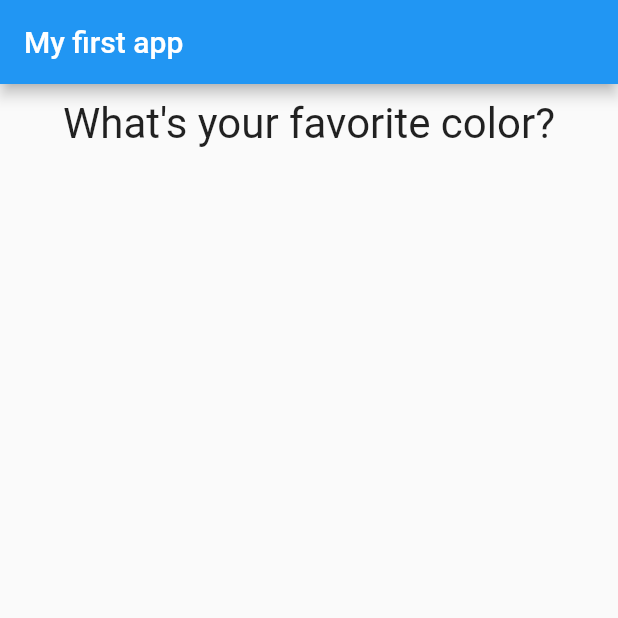
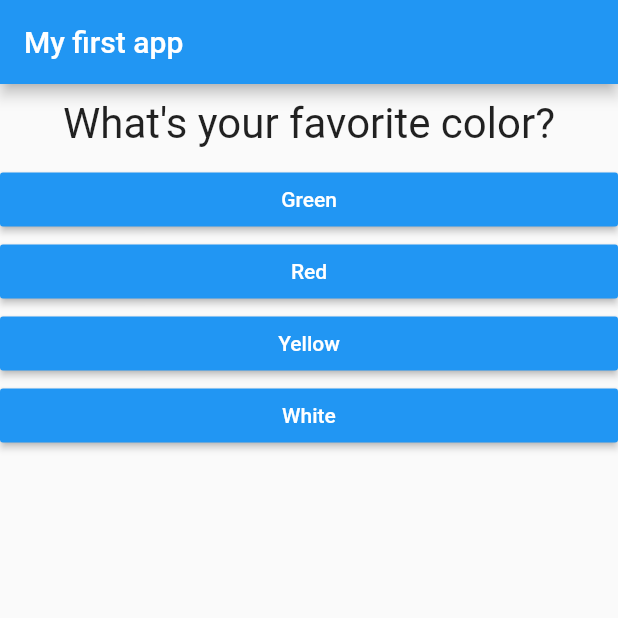
Before and after one commit to Laurenxo/Question, a Flutter app: the screen it shows after launch, on a phone screen of 412 x 824 dp, the top half of it. Run offline on Flutter 3.47's test engine with Material 2 defaults, Android fonts, the phone set to English and light mode, and no system bars.

Commit message:
Commit message

```diff
--- a/lib/answer.dart
+++ b/lib/answer.dart
@@ -13,7 +13,7 @@ class Answer extends StatelessWidget {
         color: Colors.blue,
         textColor: Colors.white,
         onPressed: () => selectHandler(),
-        child: const Text('Answer 1'),
+        child: Text(answerText),
       ),
     );
   }
--- a/lib/main.dart
+++ b/lib/main.dart
@@ -24,7 +24,7 @@ class _MyAppState extends State<MyApp> {
 
   @override
   Widget build(BuildContext context) {
-    var questions = [
+    List questions = [
       {
         'questionText': 'What\'s your favorite color?',
         'anwsers': ['Green', 'Red', 'Yellow', 'White']
@@ -45,10 +45,8 @@ class _MyAppState extends State<MyApp> {
             Question(
               questions[_questionIndex]['questionText'],
             ),
-
-            // ...((questions.[_questionIndex].anwsers as List<String>).map((answer) => {
-            //   return Answer(answerQuestion, answer)
-            // }).toList()),
+            ...((questions[_questionIndex]['anwsers'] as List <String>)
+                .map((answer) => Answer(answerQuestion, answer))),
           ],
         ),
       ),
```
